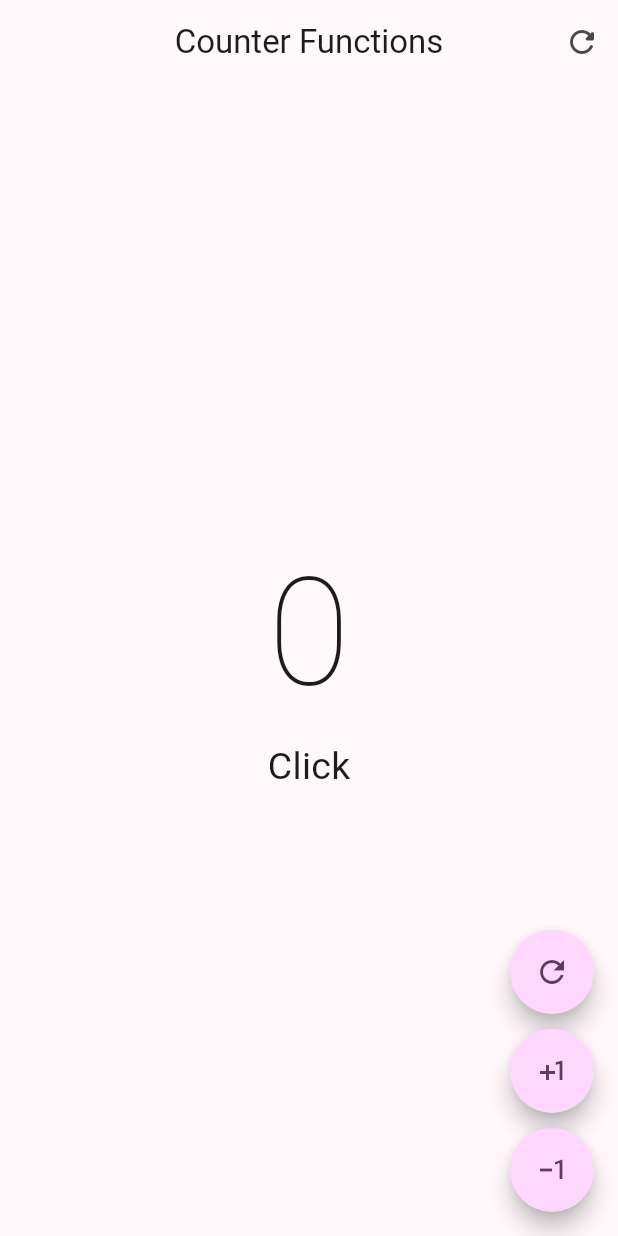
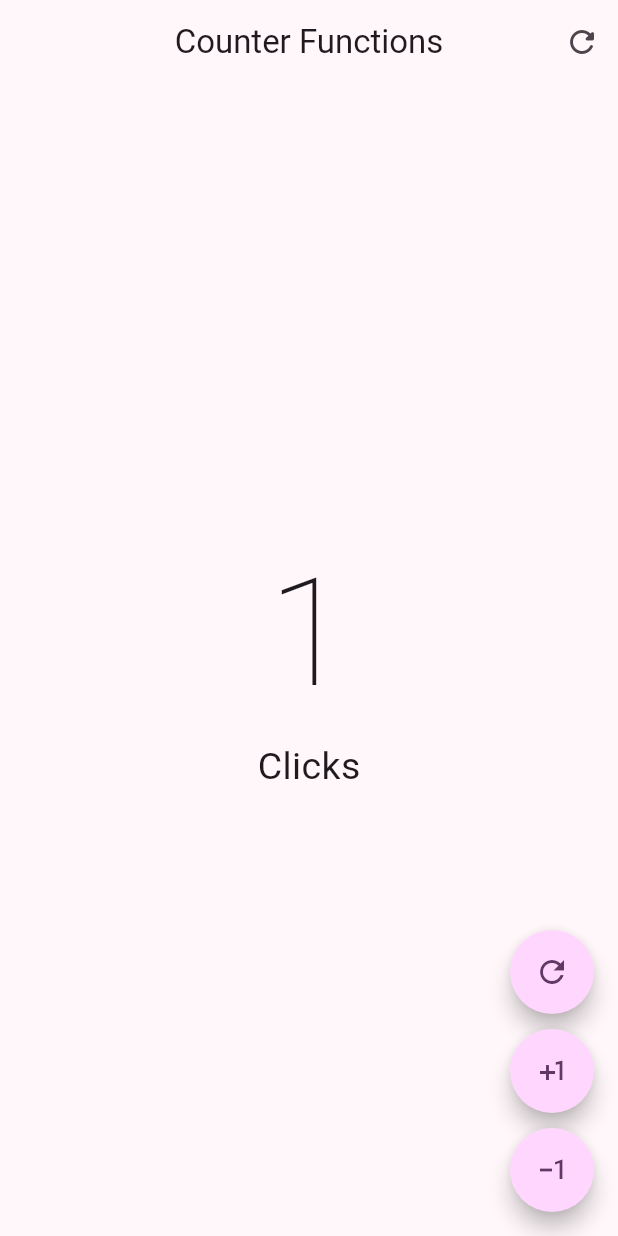
Before and after one commit to HassanAbbud/flutter-hello-world, a Flutter app: the screen it shows after launch, after a tap on the "plus one" icon, on a phone screen of 412 x 824 dp. Run offline on Flutter 3.47's test engine with Material 3 defaults, Android fonts, the phone set to English and light mode, and no system bars.

Commit message:
Custom button implementation. Used VoidCallback function as argument in CustomButton to personalize behavior of buttons.

```diff
--- a/lib/presentations/screens/counter_functions_screen.dart
+++ b/lib/presentations/screens/counter_functions_screen.dart
@@ -38,17 +38,40 @@ class _CounterFunctionsScreenState extends State<CounterFunctionsScreen> {
         )
       ),
 
-      floatingActionButton: const Column(
+      floatingActionButton: Column(
         mainAxisAlignment: MainAxisAlignment.end,
         children: [
 
-          CustomButton(icon: Icons.refresh_outlined),
-          SizedBox(height: 10),
+          CustomButton(
+            icon: Icons.refresh_outlined,
+            onPressed: (){
+              clickCounter = 0;
+              setState(() {
 
-          CustomButton(icon: Icons.plus_one),
-          SizedBox(height: 10),
+            });},
 
-          CustomButton(icon: Icons.exposure_minus_1_outlined),
+          ),
+          const SizedBox(height: 10),
+
+          CustomButton(
+            icon: Icons.plus_one,
+            onPressed: (){
+              clickCounter++;
+              setState(() {
+
+            });},
+          ),
+          const SizedBox(height: 10),
+
+          CustomButton(
+            icon: Icons.exposure_minus_1_outlined,
+            onPressed: (){
+              if(clickCounter == 0) return;
+              clickCounter--;
+              setState(() {
+
+              });},
+          ),
         ],
       ),
     );
@@ -58,10 +81,12 @@ class _CounterFunctionsScreenState extends State<CounterFunctionsScreen> {
 class CustomButton extends StatelessWidget {
 
   final IconData icon;
+  final VoidCallback onPressed;
 
   const CustomButton({
     super.key,
     required this.icon,
+    required this.onPressed,
   });
 
   @override
@@ -69,8 +94,7 @@ class CustomButton extends StatelessWidget {
     return FloatingActionButton(
 
       shape: const StadiumBorder(),
-      onPressed: () {
-      },
+      onPressed: onPressed,
       child: Icon(icon),
 
     );
```
